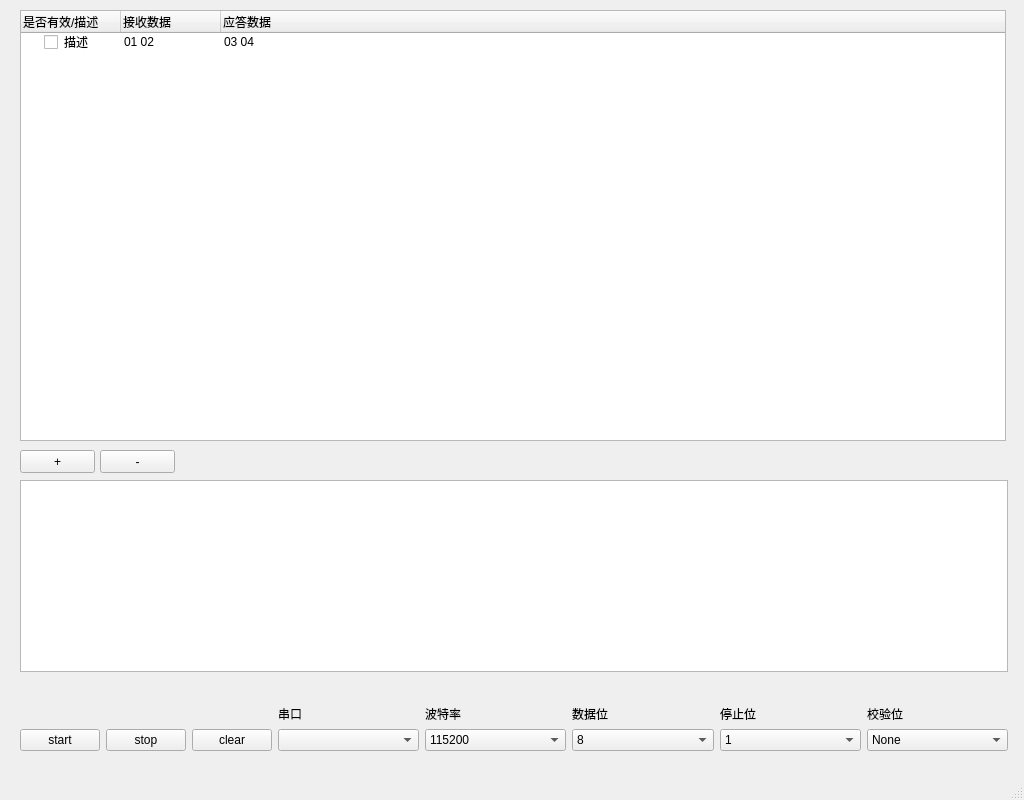
Old version of the form mainwindow.ui in the repository top-strawberry/ComProtocolResolve.
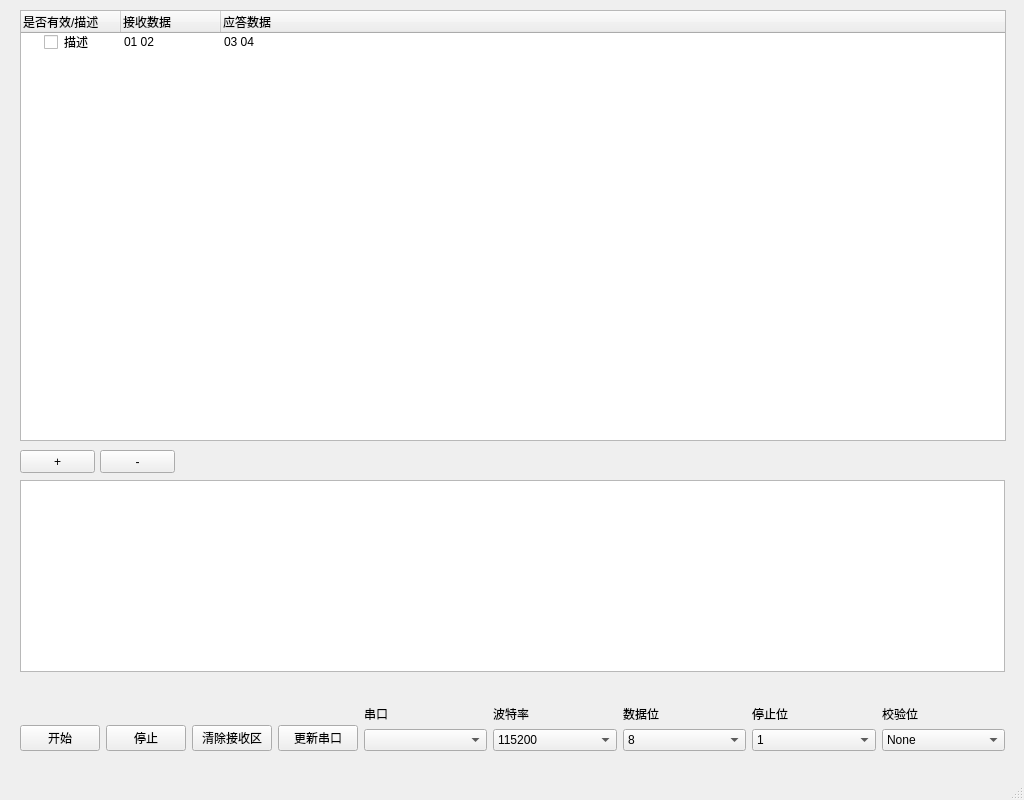
New version of the form.

Commit message: [Mod] 获取有效串口，并显示出来

The edit to the form file:
```diff
--- a/mainwindow.ui
+++ b/mainwindow.ui
@@ -94,12 +94,12 @@
      <string>-</string>
     </property>
    </widget>
-   <widget class="QWidget" name="">
+   <widget class="QWidget" name="layoutWidget">
     <property name="geometry">
      <rect>
       <x>20</x>
       <y>480</y>
-      <width>988</width>
+      <width>985</width>
       <height>271</height>
      </rect>
     </property>
@@ -114,7 +114,7 @@
        </property>
        <property name="sizeHint" stdset="0">
         <size>
-         <width>986</width>
+         <width>983</width>
          <height>13</height>
         </size>
        </property>
@@ -142,21 +142,28 @@
            <item>
             <widget class="QPushButton" name="button_start">
              <property name="text">
-              <string>start</string>
+              <string>开始</string>
              </property>
             </widget>
            </item>
            <item>
             <widget class="QPushButton" name="button_stop">
              <property name="text">
-              <string>stop</string>
+              <string>停止</string>
              </property>
             </widget>
            </item>
            <item>
             <widget class="QPushButton" name="button_clear">
              <property name="text">
-              <string>clear</string>
+              <string>清除接收区</string>
+             </property>
+            </widget>
+           </item>
+           <item>
+            <widget class="QPushButton" name="button_update">
+             <property name="text">
+              <string>更新串口</string>
              </property>
             </widget>
            </item>
```
Left out of the diff: 25 changed lines with no effect on the pictures. The commit also changes 5 other files.
